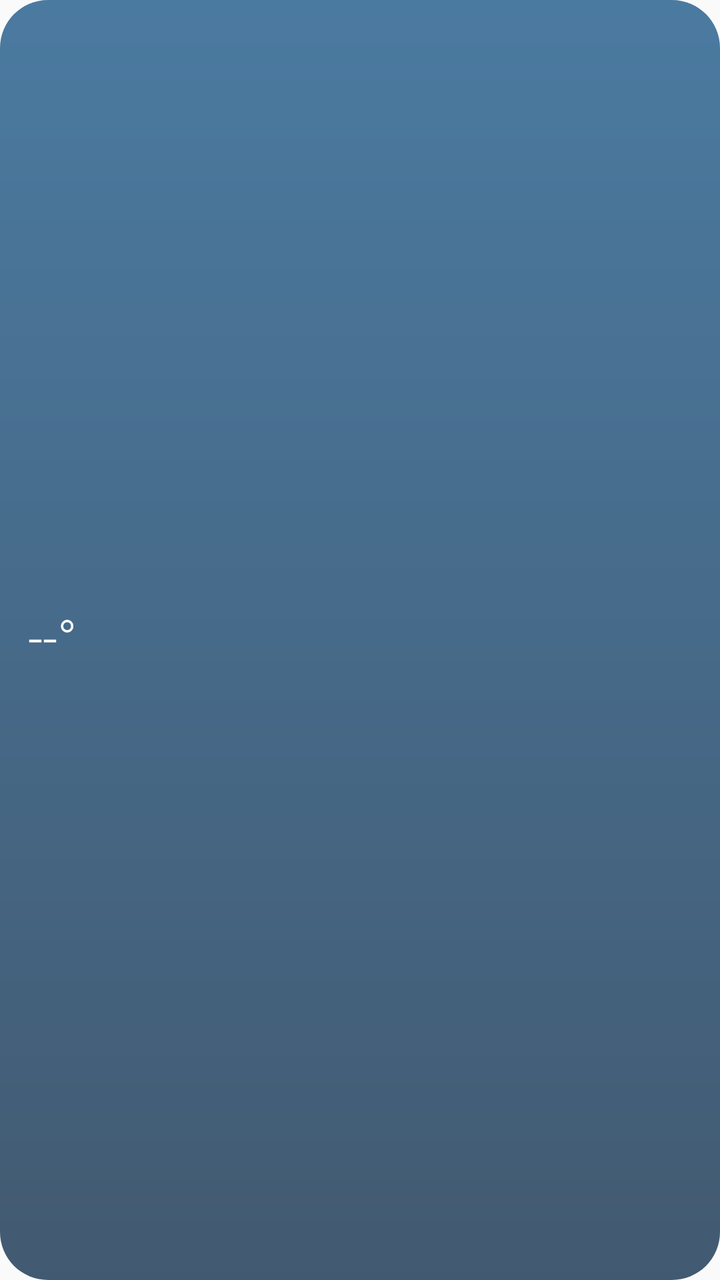
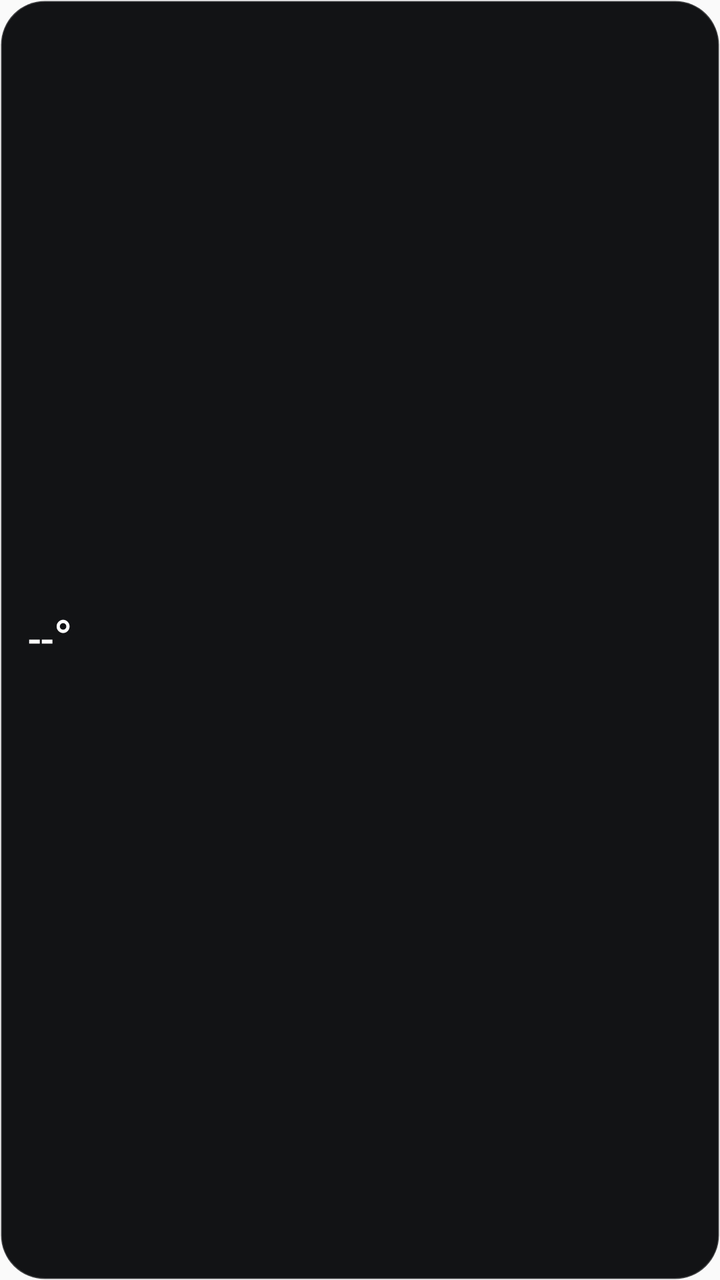

Before-and-after screenshots of an Android layout around one commit, followed by the original layout XML and the change that was made.
<!-- AndroidManifest.xml: application theme android:Theme.Material.Light.DarkActionBar -->
<!-- res/layout/widget_mini.xml -->
<?xml version="1.0" encoding="utf-8"?>
<LinearLayout xmlns:android="http://schemas.android.com/apk/res/android"
    android:id="@+id/root"
    android:layout_width="match_parent"
    android:layout_height="match_parent"
    android:background="@drawable/widget_bg"
    android:gravity="center_vertical"
    android:orientation="horizontal"
    android:paddingStart="14dp"
    android:paddingEnd="12dp">

    <TextView
        android:id="@+id/mini_temp"
        android:layout_width="wrap_content"
        android:layout_height="wrap_content"
        android:fontFamily="sans-serif-light"
        android:includeFontPadding="false"
        android:maxLines="1"
        android:text="--°"
        android:textColor="#FFFFFFFF"
        android:textSize="26sp" />

    <LinearLayout
        android:layout_width="0dp"
        android:layout_height="wrap_content"
        android:layout_marginStart="8dp"
        android:layout_weight="1"
        android:orientation="vertical">

        <TextView
            android:id="@+id/mini_name"
            android:layout_width="wrap_content"
            android:layout_height="wrap_content"
            android:ellipsize="end"
            android:maxLines="1"
            android:textColor="#B3FFFFFF"
            android:textSize="11sp" />

        <TextView
            android:id="@+id/mini_hum"
            android:layout_width="wrap_content"
            android:layout_height="wrap_content"
            android:maxLines="1"
            android:textColor="#E6FFFFFF"
            android:textSize="14sp" />
    </LinearLayout>
</LinearLayout>
<!-- resources referenced by this layout -->
<resources>
  <!-- drawable widget_bg (drawable) -->
  <?xml version="1.0" encoding="utf-8"?>
  <shape xmlns:android="http://schemas.android.com/apk/res/android" android:shape="rectangle">
      <corners android:radius="24dp" />
      <gradient
          android:angle="270"
          android:endColor="#CC14324F"
          android:startColor="#CC1F5A8A" />
  </shape>
</resources>

<!-- the commit's change to res/layout/widget_mini.xml (unified diff, before → after) -->
@@ -13,7 +13,7 @@
         android:id="@+id/mini_temp"
         android:layout_width="wrap_content"
         android:layout_height="wrap_content"
-        android:fontFamily="sans-serif-light"
+        android:fontFamily="sans-serif-condensed"
         android:includeFontPadding="false"
         android:maxLines="1"
         android:text="--°"
@@ -33,7 +33,8 @@
             android:layout_height="wrap_content"
             android:ellipsize="end"
             android:maxLines="1"
-            android:textColor="#B3FFFFFF"
+            android:textColor="@color/lcd_label"
+            android:textStyle="bold"
             android:textSize="11sp" />
 
         <TextView
<!-- resource entries referenced after the edit -->
@@ -1,13 +1,14 @@
 <!-- resources referenced by this layout -->
 <resources>
+  <color name="lcd_label">#FFFFFFFF</color>
   <!-- drawable widget_bg (drawable) -->
   <?xml version="1.0" encoding="utf-8"?>
   <shape xmlns:android="http://schemas.android.com/apk/res/android" android:shape="rectangle">
-      <corners android:radius="24dp" />
-      <gradient
-          android:angle="270"
-          android:endColor="#CC14324F"
-          android:startColor="#CC1F5A8A" />
+      <corners android:radius="22dp" />
+      <solid android:color="#F2060709" />
+      <stroke
+          android:width="1dp"
+          android:color="#33FFFFFF" />
   </shape>
 </resources>
 
